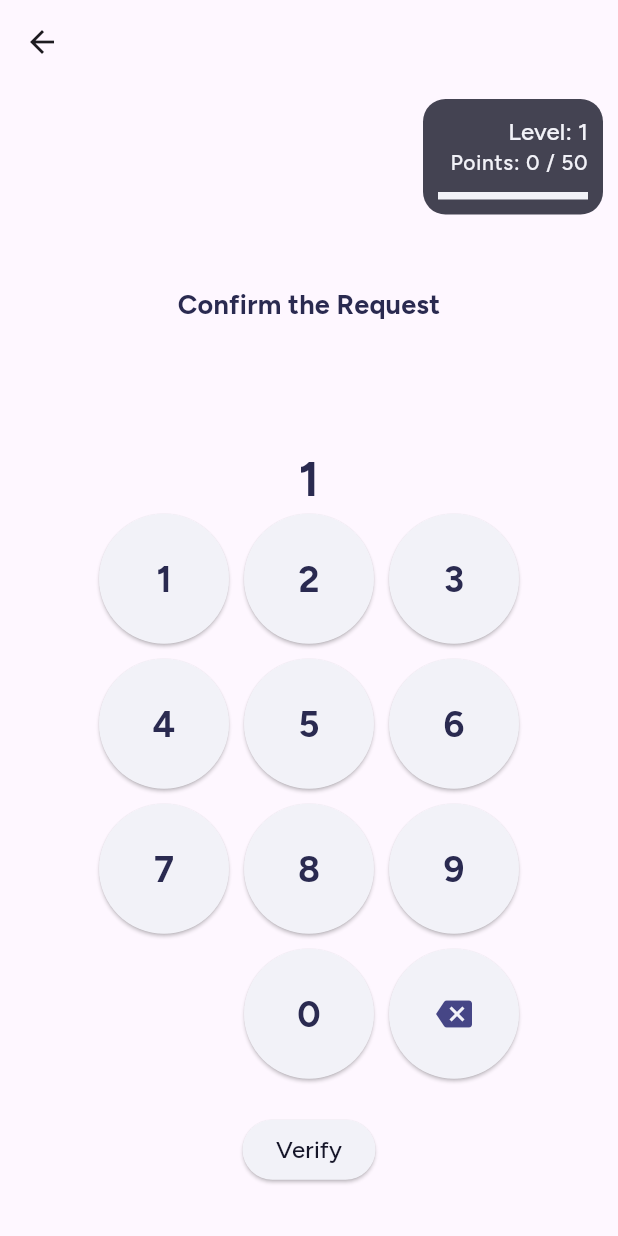
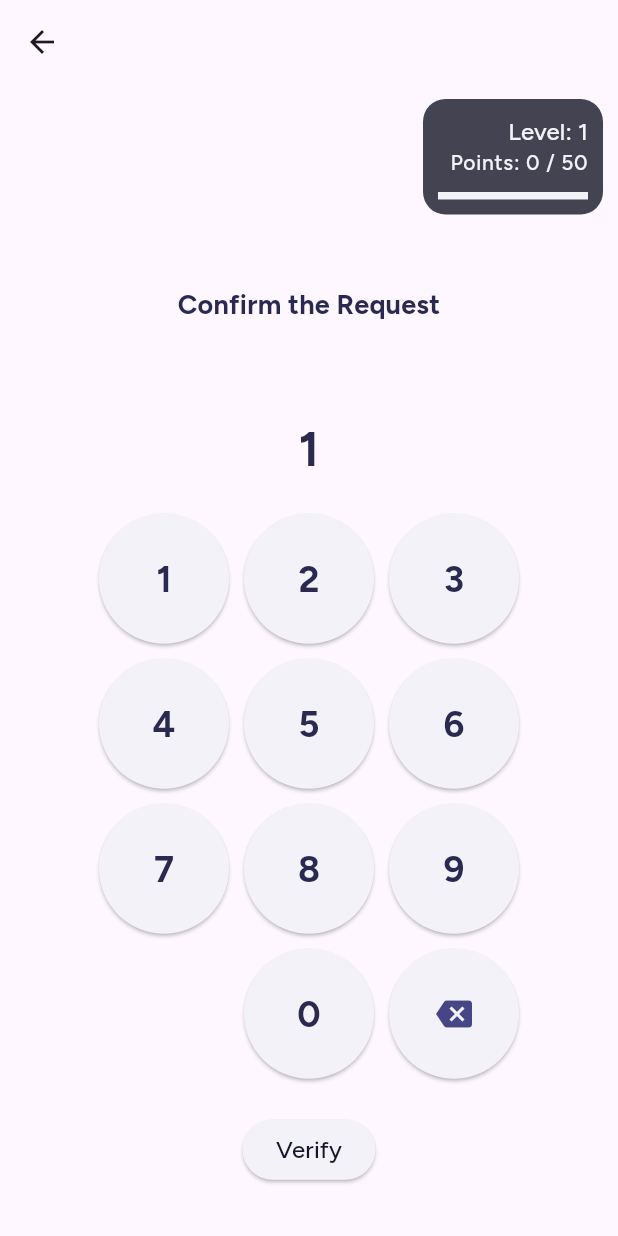
Before and after one commit to Jesya-o/gamified-mfa, a Flutter app: the VerificationScreen screen opened directly, after a tap on an icon or button, on a phone screen of 412 x 824 dp. Run offline on Flutter 3.47's test engine with Material 3 defaults, Android fonts, the phone set to English and light mode, and no system bars; our stand-ins replace firebase_core, firebase_messaging, google_fonts, qr_flutter, shared_preferences; accounts and stored records are empty.

```diff
--- a/lib/screens/verification_screen.dart
+++ b/lib/screens/verification_screen.dart
@@ -3,15 +3,16 @@ import 'dart:math';
 import 'package:flutter/material.dart';
 import 'package:google_fonts/google_fonts.dart';
 import 'package:mfa_gamification/config/code.dart';
+import 'package:mfa_gamification/config/config.dart';
 import 'package:mfa_gamification/config/points.dart';
-import 'package:mfa_gamification/config/config.dart';
 import 'package:mfa_gamification/screens/settings_screen.dart';
 import 'package:shared_preferences/shared_preferences.dart';
+
 import '../elements/badge_animation.dart';
-import '../util/gamification_manager.dart';
 import '../elements/numeric_keypad.dart';
 import '../elements/points_display.dart';
 import '../elements/shake_animation.dart';
+import '../util/gamification_manager.dart';
 import 'code_input_screen.dart';
 
 class VerificationScreen extends StatefulWidget {
@@ -33,6 +34,7 @@ class _VerificationScreenState extends State<VerificationScreen> {
   bool _isGamificationEnabled = true;
   bool _shouldShake = false;
   int _userLevel = 0;
+  int _userPoints = 0;
 
   @override
   void initState() {
@@ -43,8 +45,10 @@ class _VerificationScreenState extends State<VerificationScreen> {
 
   Future<void> _fetchUserLevel() async {
     final level = await GamificationManager.getLevel();
+    final points = await GamificationManager.getPoints();
     setState(() {
       _userLevel = level;
+      _userPoints = points;
     });
   }
 
@@ -124,7 +128,7 @@ class _VerificationScreenState extends State<VerificationScreen> {
   }
 
   Widget _buildVerificationWidget() {
-    if (_userLevel <= beginnerLevel) {
+    if (_userLevel <= beginnerLevel || (_userPoints < 50 && _userPoints > 40)) {
       return Column(
         children: [
           ShakeAnimation(
@@ -138,6 +142,7 @@ class _VerificationScreenState extends State<VerificationScreen> {
               ),
             ),
           ),
+          SizedBox(height: inputScreenCodeMB),
           SizedBox(
             width: keypadWidth,
             height: keypadHeight,
@@ -181,8 +186,14 @@ class _VerificationScreenState extends State<VerificationScreen> {
                           fontFamily: GoogleFonts.figtree().fontFamily,
                           fontWeight: FontWeight.bold,
                         ),
-                        foregroundColor: darkestBlue,
-                        backgroundColor: snow,
+                        foregroundColor:
+                            Theme.of(context).brightness == Brightness.dark
+                                ? snow
+                                : darkestBlue,
+                        backgroundColor:
+                            Theme.of(context).brightness == Brightness.dark
+                                ? oxfordBlue.withOpacity(0.8)
+                                : snow,
                       ),
                       child: Text(option),
                     ),
@@ -191,15 +202,28 @@ class _VerificationScreenState extends State<VerificationScreen> {
             .toList(),
       );
     } else {
-      return ElevatedButton(
+      return Column(children: [
+        SizedBox(height: 100),
+        ElevatedButton(
           onPressed: () {
             setState(() {
               _inputCode = verificationCodeInManualRequest;
             });
             _verifyCode();
           },
+          style: ElevatedButton.styleFrom(
+            textStyle: TextStyle(
+              fontSize: 16,
+              fontFamily: GoogleFonts.figtree().fontFamily,
+              fontWeight: FontWeight.bold,
+            ),
+            foregroundColor: snow,
+            backgroundColor: darkestBlue,
+          ),
           child: Text('Verify'),
-      );
+        ),
+        SizedBox(height: 200),
+      ]);
     }
   }
 
@@ -229,8 +253,6 @@ class _VerificationScreenState extends State<VerificationScreen> {
                             fontSize: 16, fontWeight: FontWeight.bold),
                       ),
                     SizedBox(height: defaultSpaceBtwElements),
-
-                    SizedBox(height: inputScreenCodeMB),
                     _buildVerificationWidget(),
                   ],
                 ),
```
Lines whose indentation alone changed are shown as unchanged.
